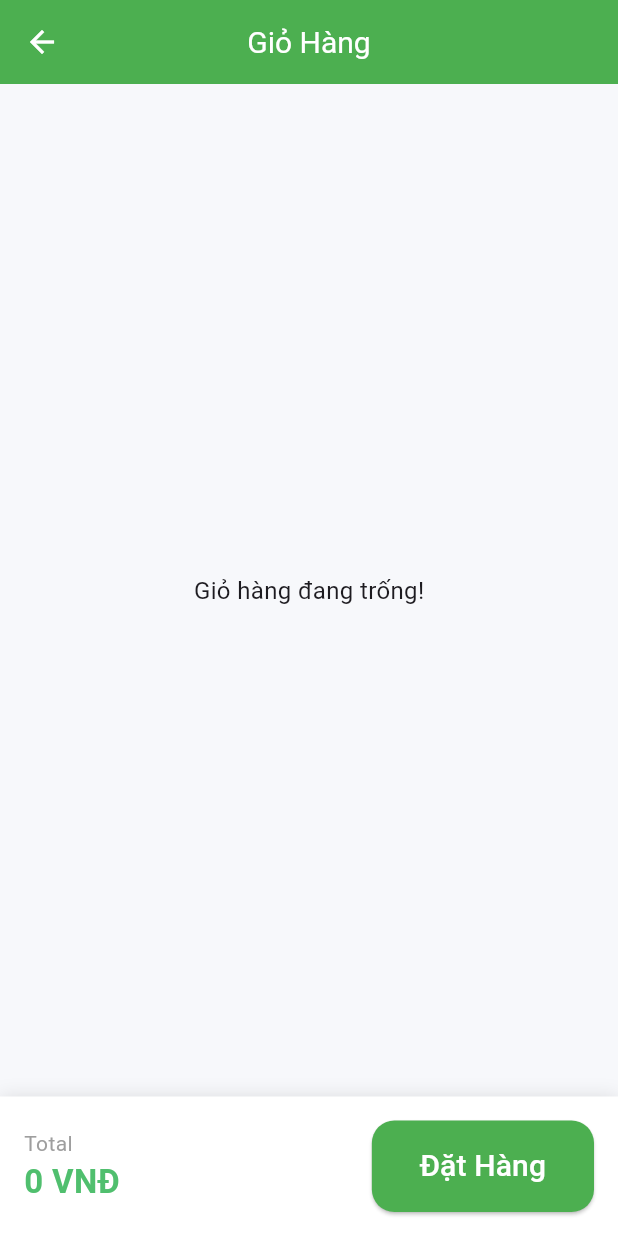
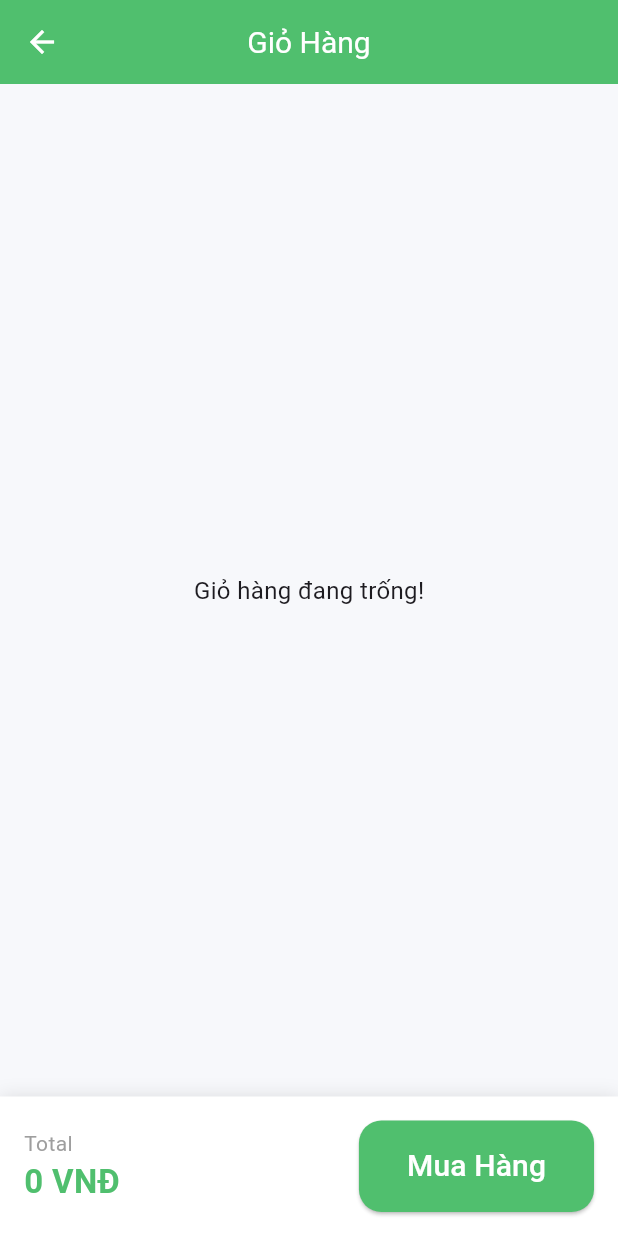
Before and after one commit to ngoctuong324/fresh-shop-flutter, a Flutter app: the BottomNavigation screen opened directly, after a tap on the "shopping cart" icon, on a phone screen of 412 x 824 dp. Run offline on Flutter 3.47's test engine with Material 3 defaults, Android fonts, the phone set to English and light mode, and no system bars; our stand-ins replace cloud_firestore, curved_navigation_bar, firebase_auth, firebase_core, flutter_rating_bar, readmore; accounts and stored records are empty.

Commit message:
Profile and order

```diff
--- a/ui_web/lib/features/cart/cart_screen.dart
+++ b/ui_web/lib/features/cart/cart_screen.dart
@@ -12,8 +12,9 @@ class CartScreen extends StatelessWidget {
   Widget build(BuildContext context) {
     return Scaffold(
       backgroundColor: backgroundColor,
+
       appBar: AppBar(
-        backgroundColor: Colors.green,
+        backgroundColor: textGreen,
         elevation: 0,
         centerTitle: true,
         iconTheme: const IconThemeData(color: Colors.white),
@@ -22,7 +23,6 @@ class CartScreen extends StatelessWidget {
           style: TextStyle(color: Colors.white, fontSize: 20),
         ),
       ),
-
       body: Consumer<CartController>(
         builder: (context, controller, _) {
           return Column(
--- a/ui_web/lib/features/cart/widgets/cart_summary_bar.dart
+++ b/ui_web/lib/features/cart/widgets/cart_summary_bar.dart
@@ -40,13 +40,13 @@ class CartSummaryBar extends StatelessWidget {
             onPressed: onCheckout,
             style: ElevatedButton.styleFrom(
               padding: const EdgeInsets.symmetric(horizontal: 32, vertical: 16),
-              backgroundColor: Colors.green,
+              backgroundColor: textGreen,
               shape: RoundedRectangleBorder(
                 borderRadius: BorderRadius.circular(15),
               ),
             ),
             child: const Text(
-              "Đặt Hàng",
+              "Mua Hàng",
               style: TextStyle(fontSize: 20, color: Colors.white),
             ),
           ),
--- a/ui_web/lib/features/home/home_screen_grocery.dart
+++ b/ui_web/lib/features/home/home_screen_grocery.dart
@@ -30,7 +30,7 @@ class HomeScreenGrocery extends StatelessWidget {
             crossAxisAlignment: CrossAxisAlignment.start,
             children: [
               HomeHeader(userName: name),
-              const SizedBox(height: 24),
+              const SizedBox(height: 20),
               const SearchBox(),
               const SizedBox(height: 20),
               const Expanded(
--- a/ui_web/lib/features/home/widgets/category_bar.dart
+++ b/ui_web/lib/features/home/widgets/category_bar.dart
@@ -15,10 +15,15 @@ class CategoryBar extends StatelessWidget {
 
     return SizedBox(
       height: 40,
-      child: SingleChildScrollView(
+      child: LayoutBuilder(
+        builder: (context, constraints) {
+          return SingleChildScrollView(
             scrollDirection: Axis.horizontal,
             physics: const BouncingScrollPhysics(),
+            child: ConstrainedBox(
+              constraints: BoxConstraints(minWidth: constraints.maxWidth),
               child: Row(
+                mainAxisAlignment: MainAxisAlignment.center,
                 children: List.generate(controller.categories.length, (index) {
                   final selected = controller.selectedIndex == index;
                   final category = controller.categories[index];
@@ -26,7 +31,7 @@ class CategoryBar extends StatelessWidget {
                   return GestureDetector(
                     onTap: () => controller.selectCategory(index, category),
                     child: Padding(
-                padding: const EdgeInsets.symmetric(horizontal: 12),
+                      padding: const EdgeInsets.symmetric(horizontal: 22),
                       child: Column(
                         mainAxisAlignment: MainAxisAlignment.center,
                         children: [
@@ -52,5 +57,8 @@ class CategoryBar extends StatelessWidget {
               ),
             ),
           );
+        },
+      ),
+    );
   }
 }
--- a/ui_web/lib/features/home/widgets/home_header.dart
+++ b/ui_web/lib/features/home/widgets/home_header.dart
@@ -1,5 +1,6 @@
 import 'package:flutter/material.dart';
 import 'package:provider/provider.dart';
+import 'package:ui_web/common/constants.dart';
 import 'package:ui_web/features/cart/cart_controller.dart';
 import 'package:ui_web/features/cart/cart_screen.dart';
 
@@ -14,30 +15,38 @@ class HomeHeader extends StatelessWidget {
       padding: const EdgeInsets.fromLTRB(16, 28, 16, 0),
       child: Row(
         children: [
-          RichText(
-            text: TextSpan(
-              children: [
-                const TextSpan(
-                  text: "Welcome\n",
-                  style: TextStyle(color: Colors.grey, fontSize: 18),
+          Column(
+            crossAxisAlignment: CrossAxisAlignment.start,
+            children: [
+              const Text(
+                "Welcome",
+                style: TextStyle(
+                  fontSize: 18,
+                  fontWeight: FontWeight.bold,
+                  color: Colors.black,
                 ),
-                TextSpan(
-                  text: userName,
-                  style: const TextStyle(
-                    fontSize: 26,
-                    fontWeight: FontWeight.bold,
-                    color: Colors.black,
-                  ),
+              ),
+              const SizedBox(height: 5),
+              Text(
+                userName,
+                style: const TextStyle(
+                  fontSize: 26,
+                  fontWeight: FontWeight.bold,
+                  color: textGreen,
                 ),
-              ],
-            ),
+              ),
+            ],
           ),
           const Spacer(),
 
           Stack(
             children: [
               IconButton(
-                icon: const Icon(Icons.shopping_cart_outlined, size: 30),
+                icon: const Icon(
+                  Icons.shopping_cart_outlined,
+                  size: 30,
+                  color: textGreen,
+                ),
                 onPressed: () {
                   Navigator.push(
                     context,
--- a/ui_web/lib/features/home/widgets/search_box.dart
+++ b/ui_web/lib/features/home/widgets/search_box.dart
@@ -14,7 +14,7 @@ class SearchBox extends StatelessWidget {
       padding: const EdgeInsets.symmetric(horizontal: kDefaultPadding),
       child: Container(
         height: 56,
-        padding: const EdgeInsets.symmetric(horizontal: 12),
+        padding: const EdgeInsets.symmetric(horizontal: 15),
         decoration: BoxDecoration(
           borderRadius: BorderRadius.circular(16),
           color: Colors.white,
@@ -24,7 +24,7 @@ class SearchBox extends StatelessWidget {
           decoration: const InputDecoration(
             prefixIcon: Icon(Icons.search, color: Colors.grey),
             border: InputBorder.none,
-            hintText: "Search ...",
+            hintText: "Tìm kiếm sản phẩm...",
             isDense: true,
             contentPadding: EdgeInsets.symmetric(vertical: 20),
           ),
--- /dev/null
+++ b/ui_web/lib/features/orders/order_screen.dart
@@ -0,0 +1,131 @@
+import 'package:flutter/material.dart';
+import 'package:ui_web/common/constants.dart';
+
+class OrderScreen extends StatefulWidget {
+  const OrderScreen({super.key});
+
+  @override
+  State<OrderScreen> createState() => _OrderScreenState();
+}
+
+class _OrderScreenState extends State<OrderScreen> {
+  int _selectedIndex = 0;
+
+  final List<String> _tabs = [
+    "Tất cả",
+    "Chờ giao",
+    "Đang giao",
+    "Giao thành công",
+    "Hủy đơn",
+  ];
+
+  final List orders = [];
+
+  @override
+  Widget build(BuildContext context) {
+    return Scaffold(
+      backgroundColor: backgroundColor,
+      appBar: AppBar(
+        automaticallyImplyLeading: false,
+        title: const Text(
+          "Đơn Hàng Từng Mua",
+          style: TextStyle(color: Colors.white),
+        ),
+        centerTitle: true,
+        backgroundColor: textGreen,
+        elevation: 0,
+      ),
+
+      body: Column(
+        children: [
+          _buildOrderTabs(),
+          Expanded(
+            child: orders.isEmpty
+                ? _buildEmptyOrder()
+                : _buildOrderList(orders),
+          ),
+        ],
+      ),
+    );
+  }
+
+  Widget _buildOrderTabs() {
+    return Container(
+      padding: const EdgeInsets.symmetric(vertical: 10),
+      color: Colors.white,
+      child: SingleChildScrollView(
+        scrollDirection: Axis.horizontal,
+        physics: const BouncingScrollPhysics(),
+        child: Row(
+          children: List.generate(_tabs.length, (index) {
+            final selected = _selectedIndex == index;
+
+            return GestureDetector(
+              onTap: () {
+                setState(() {
+                  _selectedIndex = index;
+                });
+              },
+              child: Container(
+                margin: const EdgeInsets.symmetric(horizontal: 6),
+                padding: const EdgeInsets.symmetric(
+                  horizontal: 16,
+                  vertical: 8,
+                ),
+                decoration: BoxDecoration(
+                  color: selected ? textGreen : Colors.grey.shade200,
+                  borderRadius: BorderRadius.circular(20),
+                ),
+                child: Text(
+                  _tabs[index],
+                  style: TextStyle(
+                    fontSize: 14,
+                    fontWeight: FontWeight.w500,
+                    color: selected ? Colors.white : Colors.black87,
+                  ),
+                ),
+              ),
+            );
+          }),
+        ),
+      ),
+    );
+  }
+
+  Widget _buildEmptyOrder() {
+    return Center(
+      child: Column(
+        mainAxisSize: MainAxisSize.min,
+        children: const [
+          Icon(Icons.shopping_cart_outlined, size: 90, color: Colors.grey),
+          SizedBox(height: 16),
+          Text(
+            "Bạn chưa có đơn hàng nào!",
+            style: TextStyle(fontSize: 16, color: Colors.grey),
+          ),
+        ],
+      ),
+    );
+  }
+
+  Widget _buildOrderList(List orders) {
+    return ListView.builder(
+      padding: const EdgeInsets.all(16),
+      itemCount: orders.length,
+      itemBuilder: (_, index) {
+        return Card(
+          margin: const EdgeInsets.only(bottom: 12),
+          shape: RoundedRectangleBorder(
+            borderRadius: BorderRadius.circular(12),
+          ),
+          child: ListTile(
+            leading: const Icon(Icons.receipt_long_outlined),
+            title: Text("Đơn hàng #${index + 1}"),
+            subtitle: const Text("Trạng thái: Đang xử lý"),
+            trailing: const Icon(Icons.chevron_right),
+          ),
+        );
+      },
+    );
+  }
+}
--- /dev/null
+++ b/ui_web/lib/features/profile/profile_screen.dart
@@ -0,0 +1,173 @@
+import 'package:flutter/material.dart';
+import 'package:firebase_auth/firebase_auth.dart';
+import 'package:ui_web/common/constants.dart';
+import 'package:ui_web/features/auth/login_page.dart';
+import 'widgets/profile_menu_item.dart';
+import 'edit_profile_screen.dart';
+
+class ProfileScreen extends StatefulWidget {
+  const ProfileScreen({super.key});
+
+  @override
+  State<ProfileScreen> createState() => _ProfileScreenState();
+}
+
+class _ProfileScreenState extends State<ProfileScreen> {
+  void _refresh() => setState(() {});
+
+  @override
+  Widget build(BuildContext context) {
+    final user = FirebaseAuth.instance.currentUser;
+
+    return Scaffold(
+      backgroundColor: backgroundColor,
+      body: SingleChildScrollView(
+        child: Column(
+          children: [
+            const SizedBox(height: 40),
+            CircleAvatar(
+              radius: 50,
+              backgroundColor: textGreen.withOpacity(0.5),
+              child: const Icon(Icons.person, size: 50, color: Colors.white),
+            ),
+            const SizedBox(height: 25),
+
+            RichText(
+              text: TextSpan(
+                text: user?.displayName ?? "Chưa có tên",
+                style: const TextStyle(
+                  fontSize: 26,
+                  fontWeight: FontWeight.bold,
+                  color: textGreen,
+                ),
+              ),
+            ),
+            const SizedBox(height: 15),
+
+            RichText(
+              text: TextSpan(
+                children: [
+                  const TextSpan(
+                    text: "Gmail: ",
+                    style: TextStyle(
+                      fontSize: 16,
+                      fontWeight: FontWeight.w600,
+                      color: Colors.black,
+                    ),
+                  ),
+                  TextSpan(
+                    text: user?.email ?? "Chưa có email",
+                    style: const TextStyle(fontSize: 16, color: Colors.black),
+                  ),
+                ],
+              ),
+            ),
+
+            const SizedBox(height: 30),
+
+            _buildSectionBox(
+              title: "Thông tin cá nhân",
+              children: [
+                ProfileMenuItem(
+                  icon: Icons.person_outline,
+                  title: "Sửa thông tin cá nhân",
+                  onTap: () async {
+                    final result = await Navigator.push(
+                      context,
+                      MaterialPageRoute(
+                        builder: (_) => const EditProfileScreen(),
+                      ),
+                    );
+                    if (result == true) _refresh();
+                  },
+                ),
+                ProfileMenuItem(
+                  icon: Icons.location_on_outlined,
+                  title: "Địa chỉ nhận hàng",
+                  onTap: () {},
+                ),
+              ],
+            ),
+
+            _buildSectionBox(
+              title: "Hỗ trợ khách hàng",
+              children: [
+                ProfileMenuItem(
+                  icon: Icons.phone_in_talk_outlined,
+                  title: "Tư vấn: 0399 030 204",
+                  onTap: () {},
+                ),
+                ProfileMenuItem(
+                  icon: Icons.error_outline,
+                  title: "Khiếu nại: 0339 681 193",
+                  onTap: () {},
+                ),
+              ],
+            ),
+            const SizedBox(height: 8),
+            Center(
+              child: ElevatedButton.icon(
+                icon: const Icon(Icons.logout_outlined),
+                label: const Text("Đăng xuất"),
+                style: ElevatedButton.styleFrom(
+                  backgroundColor: textGreen,
+                  foregroundColor: Colors.white,
+                  padding: const EdgeInsets.symmetric(
+                    horizontal: 20,
+                    vertical: 12,
+                  ),
+                  shape: RoundedRectangleBorder(
+                    borderRadius: BorderRadius.circular(8),
+                  ),
+                ),
+                onPressed: () async {
+                  await FirebaseAuth.instance.signOut();
+                  Navigator.pushAndRemoveUntil(
+                    context,
+                    MaterialPageRoute(builder: (_) => const LogIn()),
+                    (route) => false,
+                  );
+                },
+              ),
+            ),
+          ],
+        ),
+      ),
+    );
+  }
+
+  Widget _buildSectionBox({
+    required String title,
+    required List<Widget> children,
+  }) {
+    return Container(
+      width: double.infinity,
+      margin: const EdgeInsets.symmetric(horizontal: 16, vertical: 8),
+      padding: const EdgeInsets.symmetric(vertical: 10),
+      decoration: BoxDecoration(
+        color: Colors.white,
+        borderRadius: BorderRadius.circular(12),
+        boxShadow: [
+          BoxShadow(color: Colors.black.withOpacity(0.05), blurRadius: 10),
+        ],
+      ),
+      child: Column(
+        crossAxisAlignment: CrossAxisAlignment.start,
+        children: [
+          Padding(
+            padding: const EdgeInsets.symmetric(horizontal: 16, vertical: 8),
+            child: Text(
+              title,
+              style: const TextStyle(
+                fontWeight: FontWeight.bold,
+                fontSize: 16,
+                color: textGreen,
+              ),
+            ),
+          ),
+          ...children,
+        ],
+      ),
+    );
+  }
+}
--- /dev/null
+++ b/ui_web/lib/features/profile/widgets/profile_menu_item.dart
@@ -0,0 +1,25 @@
+import 'package:flutter/material.dart';
+import 'package:ui_web/common/constants.dart';
+
+class ProfileMenuItem extends StatelessWidget {
+  final IconData icon;
+  final String title;
+  final VoidCallback onTap;
+
+  const ProfileMenuItem({
+    super.key,
+    required this.icon,
+    required this.title,
+    required this.onTap,
+  });
+
+  @override
+  Widget build(BuildContext context) {
+    return ListTile(
+      leading: Icon(icon, color: textGreen),
+      title: Text(title, style: const TextStyle(fontSize: 16)),
+      trailing: const Icon(Icons.chevron_right, size: 20),
+      onTap: onTap,
+    );
+  }
+}
--- a/ui_web/lib/navigation/bottom_nav_bar.dart
+++ b/ui_web/lib/navigation/bottom_nav_bar.dart
@@ -2,6 +2,8 @@ import 'package:flutter/material.dart';
 import 'package:curved_navigation_bar/curved_navigation_bar.dart';
 import 'package:ui_web/common/constants.dart';
 import 'package:ui_web/features/home/home_screen_grocery.dart';
+import 'package:ui_web/features/orders/order_screen.dart';
+import 'package:ui_web/features/profile/profile_screen.dart';
 
 class BottomNavigation extends StatefulWidget {
   const BottomNavigation({super.key});
@@ -12,18 +14,19 @@ class BottomNavigation extends StatefulWidget {
 
 class _BottomNavigationState extends State<BottomNavigation> {
   int _index = 0;
+
   final List<Widget> _pages = const [
     HomeScreenGrocery(),
-    Center(child: Text('Cart')),
-    Center(child: Text('Favorite')),
-    Center(child: Text('Profile')),
+    OrderScreen(),
+    ProfileScreen(),
   ];
 
   @override
   Widget build(BuildContext context) {
     return Scaffold(
       backgroundColor: backgroundColor,
-      body: _pages[_index],
+
+      body: IndexedStack(index: _index, children: _pages),
 
       bottomNavigationBar: CurvedNavigationBar(
         index: _index,
@@ -34,14 +37,11 @@ class _BottomNavigationState extends State<BottomNavigation> {
         animationDuration: const Duration(milliseconds: 300),
         items: const [
           Icon(Icons.home, color: Colors.white),
-          Icon(Icons.shopping_cart_outlined, color: Colors.white),
-          Icon(Icons.favorite_border, color: Colors.white),
+          Icon(Icons.local_shipping, color: Colors.white),
           Icon(Icons.person_outline, color: Colors.white),
         ],
         onTap: (index) {
-          setState(() {
-            _index = index;
-          });
+          setState(() => _index = index);
         },
       ),
     );
```
Also changed, not shown: ui_web/lib/features/auth/signup.dart (+43 -25 lines), ui_web/lib/features/home/widgets/recent_shop_list.dart (+14 -1 lines), ui_web/lib/features/profile/edit_profile_screen.dart (added, +154 -0 lines), ui_web/lib/features/profile/profile_page.dart (deleted, +0 -10 lines), ui_web/lib/features/profile/user_repository.dart (added, +35 -0 lines), ui_web/lib/firebase_options.dart. Lines whose indentation alone changed are shown as unchanged.
